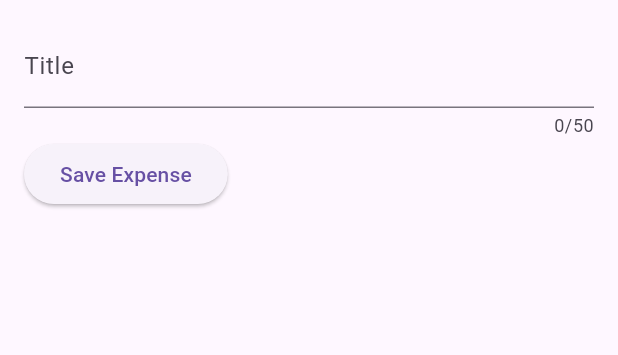
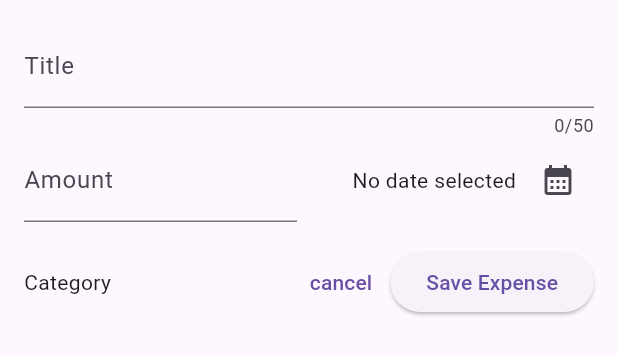
Before and after one commit to Aditya-Y-Git/my_expenses, a Flutter app: the NewExpense widget shown alone on an empty page, opened directly, on a phone screen of 412 x 824 dp. Shown: the top 355 px of the screen. Run offline on Flutter 3.47's test engine with Material 2 defaults, Android fonts, the phone set to English and light mode, and no system bars.

Commit message:
added date picker and updating the date

```diff
--- a/lib/widgets/new_expense.dart
+++ b/lib/widgets/new_expense.dart
@@ -1,4 +1,5 @@
 import 'package:flutter/material.dart';
+import 'package:my_expenses/models/expense.dart';
 
 class NewExpense extends StatefulWidget {
   const NewExpense({super.key});
@@ -9,11 +10,29 @@ class NewExpense extends StatefulWidget {
 
 class _NewExpenseState extends State<NewExpense> {
   final _titleController = TextEditingController();
+  final _amountController = TextEditingController();
 
   @override
   void dispose() {
+    _amountController.dispose();
     _titleController.dispose();
     super.dispose();
+  }
+
+  DateTime? _selectedDate;
+
+  void _openDatePicker() async {
+    final now = DateTime.now();
+    final firstDate = DateTime(now.year - 1, now.month, now.day);
+
+    final pickedDate = await showDatePicker(
+        context: context,
+        initialDate: now,
+        firstDate: firstDate,
+        lastDate: now);
+    setState(() {
+      _selectedDate = pickedDate;
+    });
   }
 
   @override
@@ -31,11 +50,59 @@ class _NewExpenseState extends State<NewExpense> {
           ),
           Row(
             children: [
-              ElevatedButton(
-                  onPressed: () {
-                    print(_titleController.text);
-                  },
-                  child: const Text('Save Expense')),
+              Expanded(
+                child: TextField(
+                  controller: _amountController,
+                  keyboardType: TextInputType.number,
+                  decoration: const InputDecoration(
+                    label: Text('Amount'),
+                    prefix: Text('Rs '),
+                  ),
+                ),
+              ),
+              const SizedBox(
+                width: 16,
+              ),
+              Expanded(
+                child: Row(
+                  mainAxisAlignment: MainAxisAlignment.end,
+                  crossAxisAlignment: CrossAxisAlignment.center,
+                  children: [
+                    Text(_selectedDate == null
+                        ? 'No date selected'
+                        : formatter.format(_selectedDate!)),
+                    const SizedBox(
+                      width: 4,
+                    ),
+                    IconButton(
+                        onPressed: _openDatePicker,
+                        icon: const Icon(Icons.calendar_month))
+                  ],
+                ),
+              )
+            ],
+          ),
+          const SizedBox(
+            height: 16,
+          ),
+          Row(
+            children: [
+              const Text('Category'),
+              const Spacer(),
+              Row(
+                children: [
+                  TextButton(
+                      onPressed: () {
+                        Navigator.pop(context);
+                      },
+                      child: const Text('cancel')),
+                  ElevatedButton(
+                      onPressed: () {
+                        print(_titleController.text);
+                      },
+                      child: const Text('Save Expense')),
+                ],
+              )
             ],
           )
         ],
```
